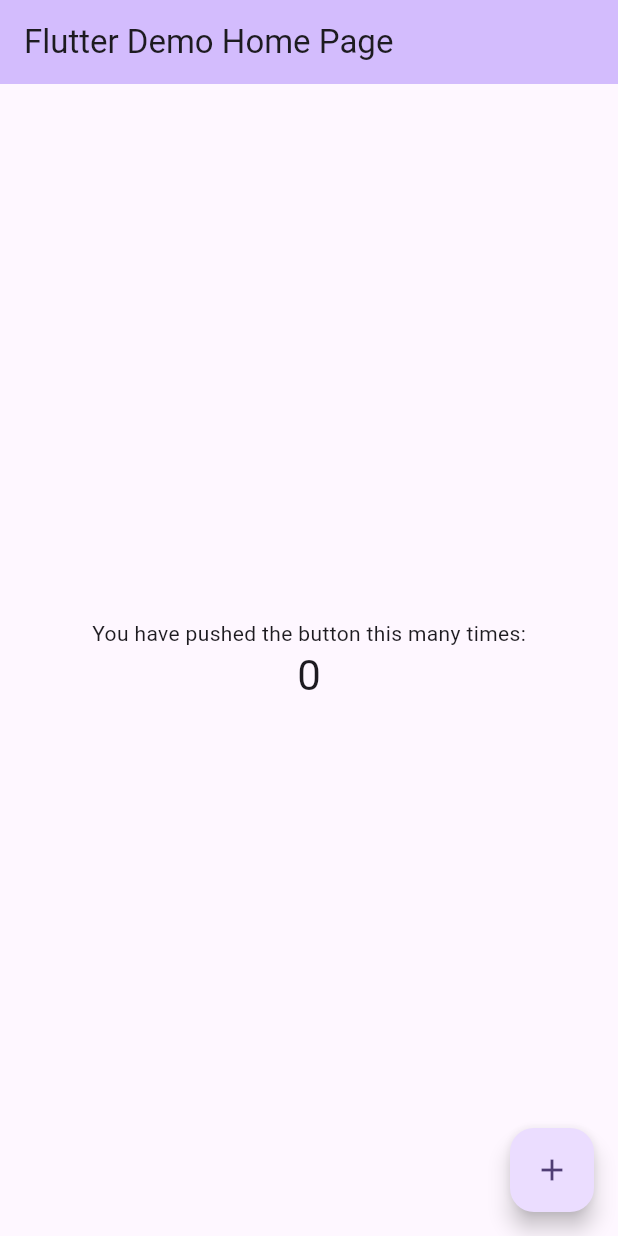
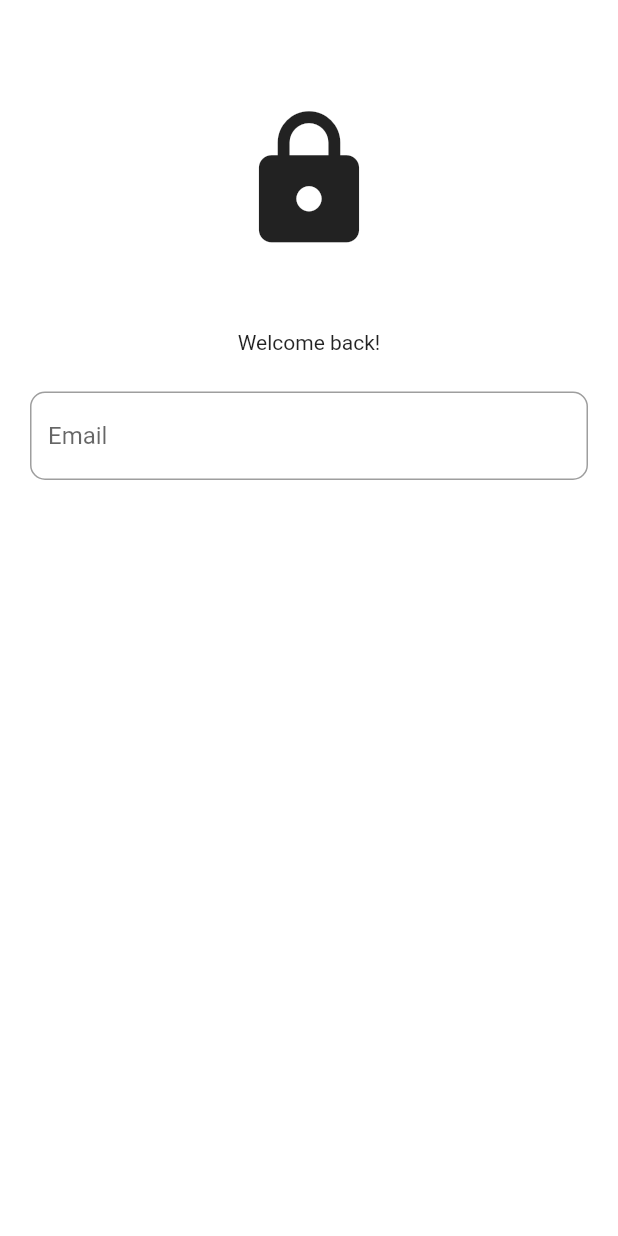
Before and after one commit to s-saens/flutter_sns_practice, a Flutter app: the screen it shows after launch, on a phone screen of 412 x 824 dp. Run offline on Flutter 3.47's test engine with Material 2 defaults, Android fonts, the phone set to English and light mode, and no system bars; our stand-ins replace freezed_annotation.

Commit message:
set login page
- Set Theme
- Custom TextField(MyTextField)

```diff
--- /dev/null
+++ b/lib/components/text_field.dart
@@ -0,0 +1,30 @@
+import 'package:flutter/material.dart';
+import 'package:freezed_annotation/freezed_annotation.dart';
+
+@freezed
+class MyTextField extends StatelessWidget {
+  final TextEditingController controller;
+  final String hintText;
+  final bool obscureText;
+
+  const MyTextField({
+    super.key,
+    required this.controller,
+    required this.hintText,
+    this.obscureText = false,
+  });
+
+  @override
+  Widget build(BuildContext context) {
+    return TextField(
+      controller: controller,
+      obscureText: obscureText,
+      decoration: InputDecoration(
+        hintText: hintText,
+        border: OutlineInputBorder(
+          borderRadius: BorderRadius.circular(10),
+        ),
+      ),
+    );
+  }
+}
--- /dev/null
+++ b/lib/data/data_theme.dart
@@ -0,0 +1,15 @@
+import 'package:flutter/material.dart';
+
+ThemeData lightTheme = ThemeData(
+  brightness: Brightness.light,
+  colorScheme: const ColorScheme.light(),
+);
+
+ThemeData darkTheme = ThemeData(
+  brightness: Brightness.dark,
+  colorScheme: const ColorScheme.dark(
+    background: Color.fromARGB(255, 41, 41, 41),
+    surface: Color(0xFF121212),
+    primary: Color.fromARGB(255, 20, 255, 188),
+  ),
+);
--- a/lib/main.dart
+++ b/lib/main.dart
@@ -1,4 +1,6 @@
 import 'package:flutter/material.dart';
+import 'package:flutter_sns_practice/data/data_theme.dart';
+import 'package:flutter_sns_practice/pages/page_login.dart';
 
 void main() {
   runApp(const MyApp());
@@ -11,115 +13,10 @@ class MyApp extends StatelessWidget {
   @override
   Widget build(BuildContext context) {
     return MaterialApp(
-      title: 'Flutter Demo',
-      theme: ThemeData(
-        // This is the theme of your application.
-        //
-        // TRY THIS: Try running your application with "flutter run". You'll see
-        // the application has a blue toolbar. Then, without quitting the app,
-        // try changing the seedColor in the colorScheme below to Colors.green
-        // and then invoke "hot reload" (save your changes or press the "hot
-        // reload" button in a Flutter-supported IDE, or press "r" if you used
-        // the command line to start the app).
-        //
-        // Notice that the counter didn't reset back to zero; the application
-        // state is not lost during the reload. To reset the state, use hot
-        // restart instead.
-        //
-        // This works for code too, not just values: Most code changes can be
-        // tested with just a hot reload.
-        colorScheme: ColorScheme.fromSeed(seedColor: Colors.deepPurple),
-        useMaterial3: true,
-      ),
-      home: const MyHomePage(title: 'Flutter Demo Home Page'),
+      debugShowCheckedModeBanner: false,
+      theme: lightTheme,
+      darkTheme: darkTheme,
+      home: const LoginPage(),
     );
   }
 }
-
-class MyHomePage extends StatefulWidget {
-  const MyHomePage({super.key, required this.title});
-
-  // This widget is the home page of your application. It is stateful, meaning
-  // that it has a State object (defined below) that contains fields that affect
-  // how it looks.
-
-  // This class is the configuration for the state. It holds the values (in this
-  // case the title) provided by the parent (in this case the App widget) and
-  // used by the build method of the State. Fields in a Widget subclass are
-  // always marked "final".
-
-  final String title;
-
-  @override
-  State<MyHomePage> createState() => _MyHomePageState();
-}
-
-class _MyHomePageState extends State<MyHomePage> {
-  int _counter = 0;
-
-  void _incrementCounter() {
-    setState(() {
-      // This call to setState tells the Flutter framework that something has
-      // changed in this State, which causes it to rerun the build method below
-      // so that the display can reflect the updated values. If we changed
-      // _counter without calling setState(), then the build method would not be
-      // called again, and so nothing would appear to happen.
-      _counter++;
-    });
-  }
-
-  @override
-  Widget build(BuildContext context) {
-    // This method is rerun every time setState is called, for instance as done
-    // by the _incrementCounter method above.
-    //
-    // The Flutter framework has been optimized to make rerunning build methods
-    // fast, so that you can just rebuild anything that needs updating rather
-    // than having to individually change instances of widgets.
-    return Scaffold(
-      appBar: AppBar(
-        // TRY THIS: Try changing the color here to a specific color (to
-        // Colors.amber, perhaps?) and trigger a hot reload to see the AppBar
-        // change color while the other colors stay the same.
-        backgroundColor: Theme.of(context).colorScheme.inversePrimary,
-        // Here we take the value from the MyHomePage object that was created by
-        // the App.build method, and use it to set our appbar title.
-        title: Text(widget.title),
-      ),
-      body: Center(
-        // Center is a layout widget. It takes a single child and positions it
-        // in the middle of the parent.
-        child: Column(
-          // Column is also a layout widget. It takes a list of children and
-          // arranges them vertically. By default, it sizes itself to fit its
-          // children horizontally, and tries to be as tall as its parent.
-          //
-          // Column has various properties to control how it sizes itself and
-          // how it positions its children. Here we use mainAxisAlignment to
-          // center the children vertically; the main axis here is the vertical
-          // axis because Columns are vertical (the cross axis would be
-          // horizontal).
-          //
-          // TRY THIS: Invoke "debug painting" (choose the "Toggle Debug Paint"
-          // action in the IDE, or press "p" in the console), to see the
-          // wireframe for each widget.
-          mainAxisAlignment: MainAxisAlignment.center,
-          children: <Widget>[
-            const Text(
-              'You have pushed the button this many times:',
-            ),
-            Text(
-              '$_counter',
-              style: Theme.of(context).textTheme.headlineMedium,
-            ),
-          ],
-        ),
-      ),
-      floatingActionButton: FloatingActionButton(
-        onPressed: _incrementCounter,
-        tooltip: 'Increment',
-        child: const Icon(Icons.add),
-      ), // This trailing comma makes auto-formatting nicer for build methods.
-    );
-  }
-}
--- /dev/null
+++ b/lib/pages/page_login.dart
@@ -0,0 +1,58 @@
+import 'package:flutter/material.dart';
+import 'package:flutter_sns_practice/components/text_field.dart';
+
+class LoginPage extends StatefulWidget {
+  const LoginPage({super.key});
+
+  @override
+  State<LoginPage> createState() => _LoginPageState();
+}
+
+class _LoginPageState extends State<LoginPage> {
+  final emailTextController = TextEditingController();
+  final passwordTextController = TextEditingController();
+
+  @override
+  Widget build(BuildContext context) {
+    return Scaffold(
+      backgroundColor: Theme.of(context).colorScheme.background,
+      body: SafeArea(
+        child: Center(
+          child: Padding(
+            padding: const EdgeInsets.all(20),
+            child: Column(
+              crossAxisAlignment: CrossAxisAlignment.center,
+              children: [
+                const SizedBox(height: 50),
+
+                const Icon(
+                  Icons.lock,
+                  size: 100,
+                ),
+
+                const SizedBox(height: 50),
+
+                const Text(
+                  "Welcome back!",
+                ),
+
+                const SizedBox(height: 25),
+
+                MyTextField(
+                  controller: emailTextController,
+                  hintText: 'Email',
+                ),
+
+                // Password Text field
+
+                // Sign in Button
+
+                // Go to Register page
+              ],
+            ),
+          ),
+        ),
+      ),
+    );
+  }
+}
```
